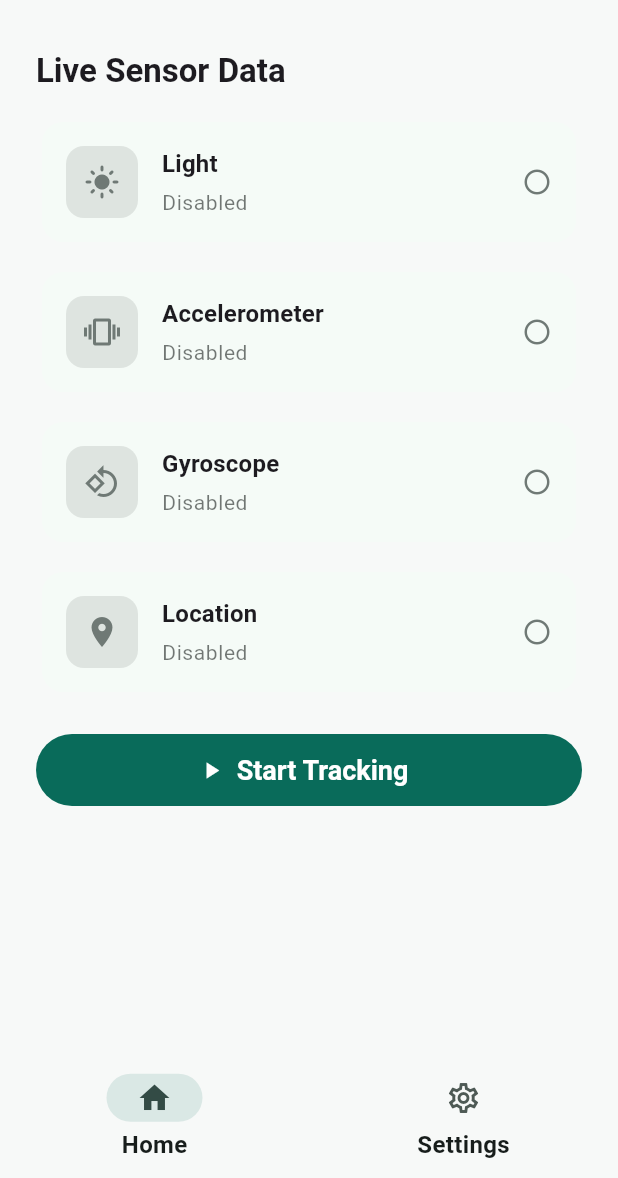
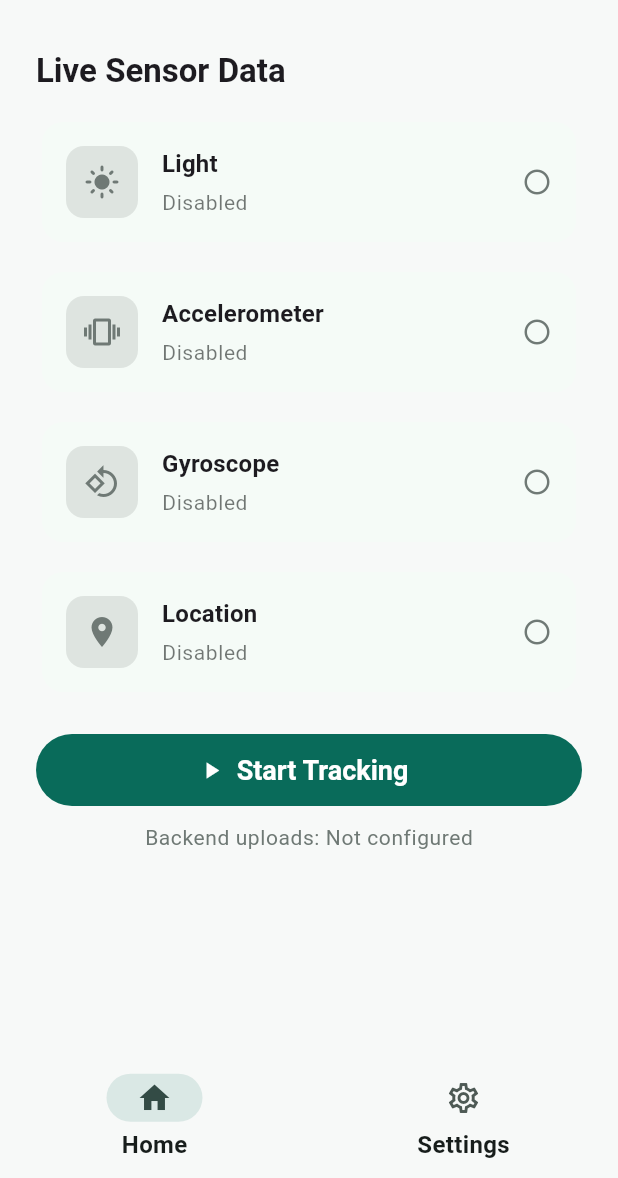
Before and after one commit to erematorg/greengains, a Flutter app: the screen it shows after launch, on a phone screen of 412 x 824 dp, the part 58-1236 px from its top. Run offline on Flutter 3.47's test engine with Material 3 defaults, Android fonts, the phone set to English and light mode, and no system bars; our stand-ins replace connectivity_plus, firebase_auth, firebase_core, geolocator, google_sign_in, shared_preferences; missing offline and left inert: dart_geohash; accounts and stored records are empty; generated files the repository leaves out were written again.

Commit message:
DRY refactor: Reduce ListenableBuilder duplication in home screen
Refactoring:
- Combine 5 separate ListenableBuilder widgets into 1
- All sensor cards now share single isRunning check
- Reduces from 91 lines to 61 lines (-33%)
- Easier to maintain and update

Added:
- "Backend uploads: Not configured" status indicator
- Placeholder for future last upload timestamp display

Code Quality:
- Eliminates repeated isRunning.value extraction (was 5x, now 1x)
- Cleaner structure with sensors grouped logically
- Same functionality, less boilerplate

```diff
--- a/lib/screens/home_screen.dart
+++ b/lib/screens/home_screen.dart
@@ -132,12 +132,15 @@ class _HomeScreenState extends State<HomeScreen> {
           ),
           const SizedBox(height: AppTheme.spaceMd),
 
-          // Light Sensor Card
+          // All sensor cards in one ListenableBuilder to reduce duplication
           ListenableBuilder(
             listenable: _locationService.isRunning,
             builder: (context, _) {
               final isRunning = _locationService.isRunning.value;
-              return _SensorDataCard(
+              return Column(
+                children: [
+                  // Light Sensor
+                  _SensorDataCard(
                     icon: Icons.light_mode,
                     title: 'Light',
                     value: _currentLight != null
@@ -145,17 +148,11 @@ class _HomeScreenState extends State<HomeScreen> {
                         : null,
                     unit: _currentLight != null ? _getLightDescription(_currentLight!.lux) : 'lux',
                     enabled: isRunning,
-              );
-            },
                   ),
                   const SizedBox(height: AppTheme.spaceSm),
 
-          // Accelerometer Card
-          ListenableBuilder(
-            listenable: _locationService.isRunning,
-            builder: (context, _) {
-              final isRunning = _locationService.isRunning.value;
-              return _SensorDataCard(
+                  // Accelerometer
+                  _SensorDataCard(
                     icon: Icons.vibration,
                     title: 'Accelerometer',
                     value: _currentAccelerometer != null
@@ -165,17 +162,11 @@ class _HomeScreenState extends State<HomeScreen> {
                         ? '(${_currentAccelerometer!.x.toStringAsFixed(1)}, ${_currentAccelerometer!.y.toStringAsFixed(1)}, ${_currentAccelerometer!.z.toStringAsFixed(1)})'
                         : 'm/s²',
                     enabled: isRunning,
-              );
-            },
                   ),
                   const SizedBox(height: AppTheme.spaceSm),
 
-          // Gyroscope Card
-          ListenableBuilder(
-            listenable: _locationService.isRunning,
-            builder: (context, _) {
-              final isRunning = _locationService.isRunning.value;
-              return _SensorDataCard(
+                  // Gyroscope
+                  _SensorDataCard(
                     icon: Icons.rotate_90_degrees_ccw,
                     title: 'Gyroscope',
                     value: _currentGyroscope != null
@@ -185,25 +176,20 @@ class _HomeScreenState extends State<HomeScreen> {
                         ? '(${_currentGyroscope!.x.toStringAsFixed(2)}, ${_currentGyroscope!.y.toStringAsFixed(2)}, ${_currentGyroscope!.z.toStringAsFixed(2)})'
                         : 'rad/s',
                     enabled: isRunning,
-              );
-            },
                   ),
                   const SizedBox(height: AppTheme.spaceSm),
 
-          // Location Card
-          ListenableBuilder(
-            listenable: _locationService.isRunning,
-            builder: (context, _) {
-              final isRunning = _locationService.isRunning.value;
-              final shareLocationEnabled = _prefs.shareLocation;
-              return _SensorDataCard(
+                  // Location
+                  _SensorDataCard(
                     icon: Icons.location_on,
                     title: 'Location',
                     value: _currentLocation != null
                         ? '${_currentLocation!.latitude.toStringAsFixed(4)}, ${_currentLocation!.longitude.toStringAsFixed(4)}'
                         : null,
                     unit: _currentLocation != null ? '±${_currentLocation!.accuracy.toStringAsFixed(0)}m' : 'GPS',
-                enabled: isRunning && shareLocationEnabled,
+                    enabled: isRunning && _prefs.shareLocation,
+                  ),
+                ],
               );
             },
           ),
@@ -215,7 +201,9 @@ class _HomeScreenState extends State<HomeScreen> {
             listenable: _locationService.isRunning,
             builder: (context, _) {
               final isRunning = _locationService.isRunning.value;
-              return FilledButton.icon(
+              return Column(
+                children: [
+                  FilledButton.icon(
                     onPressed: _toggleService,
                     icon: Icon(isRunning ? Icons.stop : Icons.play_arrow),
                     label: Text(isRunning ? 'Stop Tracking' : 'Start Tracking'),
@@ -223,6 +211,17 @@ class _HomeScreenState extends State<HomeScreen> {
                       backgroundColor: isRunning ? Colors.red : theme.colorScheme.primary,
                       minimumSize: const Size.fromHeight(48),
                     ),
+                  ),
+
+                  // Last Upload Status (placeholder - uploader not started yet)
+                  const SizedBox(height: AppTheme.spaceSm),
+                  Text(
+                    'Backend uploads: Not configured',
+                    style: theme.textTheme.bodySmall?.copyWith(
+                      color: theme.colorScheme.outline,
+                    ),
+                  ),
+                ],
               );
             },
           ),
```
Lines whose indentation alone changed are shown as unchanged.
